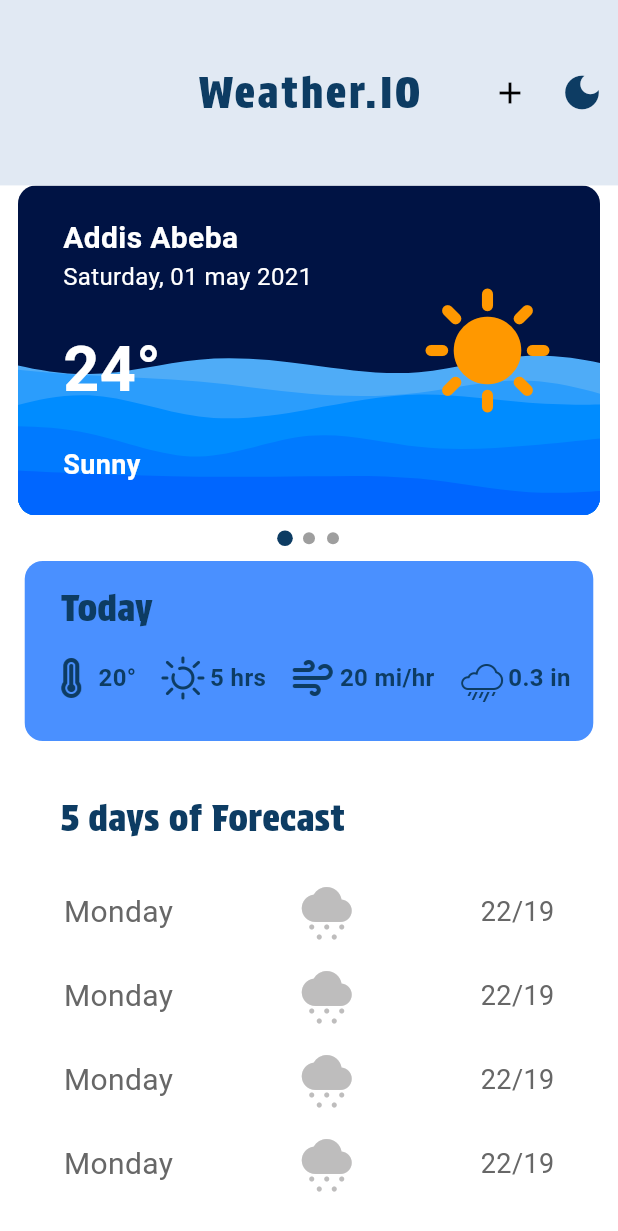
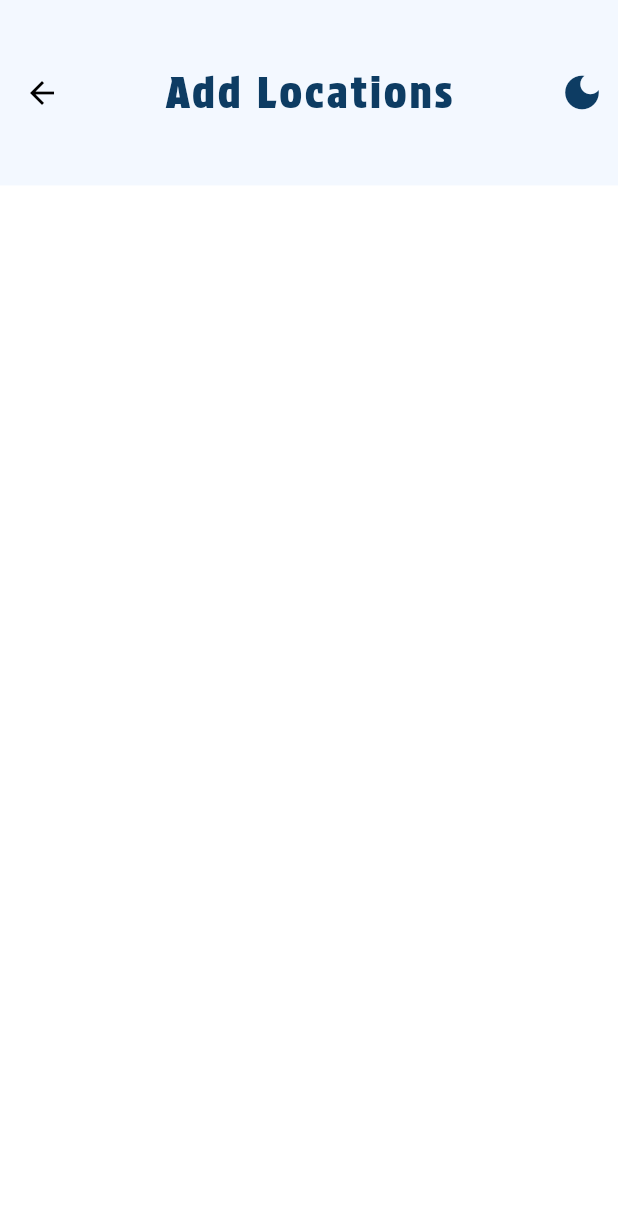
Before and after one commit to kaleabSolomon/WeatherIO, a Flutter app: the screen it shows after launch, scrolled down 52 dp, after a tap on the "add" icon, on a phone screen of 412 x 824 dp. Shown: the top 1231 px of the screen. Run offline on Flutter 3.47's test engine with Material 3 defaults, Android fonts, the phone set to English and light mode, and no system bars; drawn by our look-alikes of smooth_page_indicator; our stand-ins replace flutter_svg.

Commit message:
add a page to add locations

```diff
--- /dev/null
+++ b/lib/pages/add_locations_page.dart
@@ -0,0 +1,29 @@
+import 'package:flutter/material.dart';
+import 'package:provider/provider.dart';
+import 'package:weather_io/theme/theme_provider.dart';
+import 'package:weather_io/widgets/my_appbar.dart';
+
+class AddLocationsPage extends StatefulWidget {
+  const AddLocationsPage({super.key});
+
+  @override
+  State<AddLocationsPage> createState() => _AddLocationsPageState();
+}
+
+class _AddLocationsPageState extends State<AddLocationsPage> {
+  void toggleTheme() {
+    Provider.of<ThemeProvider>(context, listen: false).toggleTheme();
+  }
+
+  @override
+  Widget build(BuildContext context) {
+    return Scaffold(
+      appBar: MyAppBar(
+        height: MediaQuery.of(context).size.height * 0.15,
+        title: "Add Locations",
+        toggleTheme: toggleTheme,
+        appBarActions: [],
+      ),
+    );
+  }
+}
--- a/lib/pages/home_page.dart
+++ b/lib/pages/home_page.dart
@@ -1,5 +1,6 @@
 import 'package:flutter/material.dart';
 import 'package:provider/provider.dart';
+import 'package:weather_io/pages/add_locations_page.dart';
 import 'package:weather_io/theme/theme_provider.dart';
 import 'package:weather_io/widgets/future_forecast.dart';
 import 'package:weather_io/widgets/my_appbar.dart';
@@ -23,7 +24,15 @@ class _HomePageState extends State<HomePage> {
   void didChangeDependencies() {
     super.didChangeDependencies();
     _appBarActions = [
-      IconButton(onPressed: () {}, icon: const Icon(Icons.add))
+      IconButton(
+          onPressed: () => Navigator.push(
+              context,
+              MaterialPageRoute(
+                  builder: (context) => const AddLocationsPage())),
+          icon: const Icon(
+            Icons.add,
+            size: 30,
+          ))
     ];
   }
 
```
